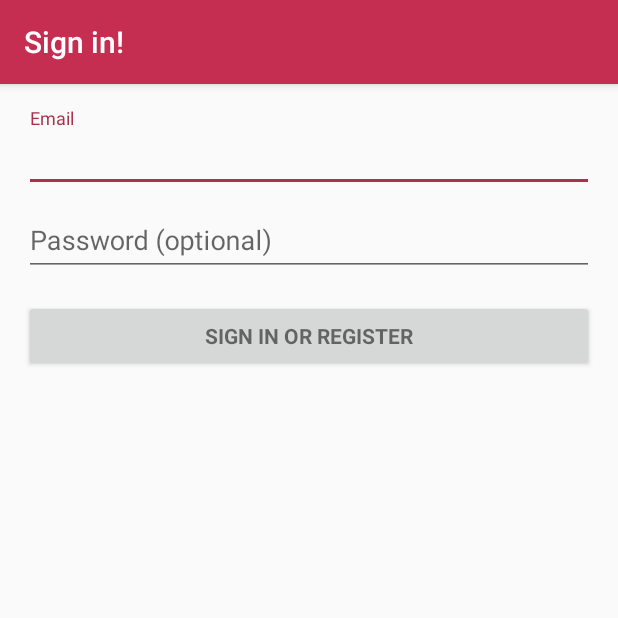
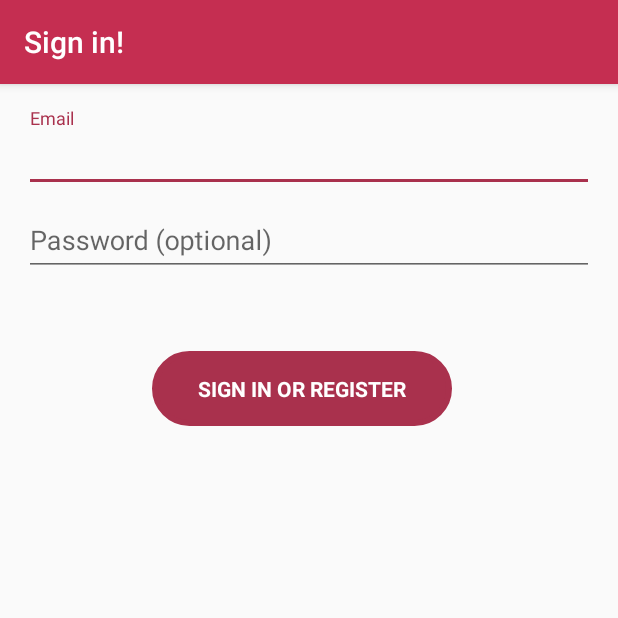
Before and after one commit to rsarwar/SymposiumApp, an Android app: the LoginActivity screen opened directly, with no data from a screen before it, on a phone screen of 412 x 824 dp, the top half of it. Run offline under Robolectric (Android 15) with nearby library versions, the phone set to English and light mode, and no system bars; 2 statements that could not run were skipped.

Commit message:
login fixed and drawing class added

```diff
--- a/app/src/main/java/com/example/bt_1n3_02/artapp/LoginActivity.java
+++ b/app/src/main/java/com/example/bt_1n3_02/artapp/LoginActivity.java
@@ -3,6 +3,7 @@ package com.example.bt_1n3_02.artapp;
 import android.animation.Animator;
 import android.animation.AnimatorListenerAdapter;
 import android.annotation.TargetApi;
+import android.content.Intent;
 import android.content.pm.PackageManager;
 import android.support.annotation.NonNull;
 import android.support.design.widget.Snackbar;
@@ -187,6 +188,9 @@ public class LoginActivity extends AppCompatActivity implements LoaderCallbacks<
             showProgress(true);
             mAuthTask = new UserLoginTask(email, password);
             mAuthTask.execute((Void) null);
+
+            Intent intent = new Intent(LoginActivity.this, MainActivity.class);
+            startActivity(intent);
         }
     }
 
--- /dev/null
+++ b/app/src/main/res/drawable/rounded_corners.xml
@@ -0,0 +1,21 @@
+<?xml version="1.0" encoding="utf-8"?>
+<shape xmlns:android="http://schemas.android.com/apk/res/android"
+    android:shape="rectangle">
+
+    // The width and color of the border
+    <stroke
+        android:width="4dp"
+        android:color="#de3d3d" />
+
+    // The desired corner radius. reduce it to keep it less rounded
+    <corners android:radius="50dp" />
+
+    // Add your desired padding
+    <padding
+        android:left="20dp"
+        android:top="10dp"
+        android:right="20dp"
+        android:bottom="10dp"    >
+    </padding>
+
+</shape>
--- a/app/src/main/res/layout/activity_login.xml
+++ b/app/src/main/res/layout/activity_login.xml
@@ -66,10 +66,14 @@
             <Button
                 android:id="@+id/email_sign_in_button"
                 style="?android:textAppearanceSmall"
-                android:layout_width="match_parent"
-                android:layout_height="wrap_content"
-                android:layout_marginTop="16dp"
+                android:layout_width="200dp"
+                android:layout_height="50dp"
+                android:layout_marginLeft="85dp"
+                android:layout_marginTop="50dp"
+                android:background="@drawable/rounded_corners"
+                android:backgroundTint="@color/colorPrimaryDark"
                 android:text="@string/action_sign_in"
+                android:textColor="@color/textColor"
                 android:textStyle="bold" />
 
         </LinearLayout>
--- a/app/src/main/res/layout/activity_main.xml
+++ b/app/src/main/res/layout/activity_main.xml
@@ -43,6 +43,7 @@
             android:layout_height="wrap_content"
             android:layout_below="@+id/gallery"
             android:layout_marginTop="29dp"
+            android:layout_marginLeft="30dp"
             android:layout_toEndOf="@+id/img"
             android:layout_toRightOf="@+id/img"
             android:clickable="true"
--- a/app/src/main/res/values/colors.xml
+++ b/app/src/main/res/values/colors.xml
@@ -3,4 +3,5 @@
     <color name="colorPrimary">#C52E51</color>
     <color name="colorPrimaryDark">#A9314D</color>
     <color name="colorAccent">#A9314D</color>
+    <color name="textColor">#ffffff</color>
 </resources>
```
Also changed, not shown: app/src/main/java/com/example/bt_1n3_02/artapp/Drawing.java (added, +28 -0 lines), 48 other files.
